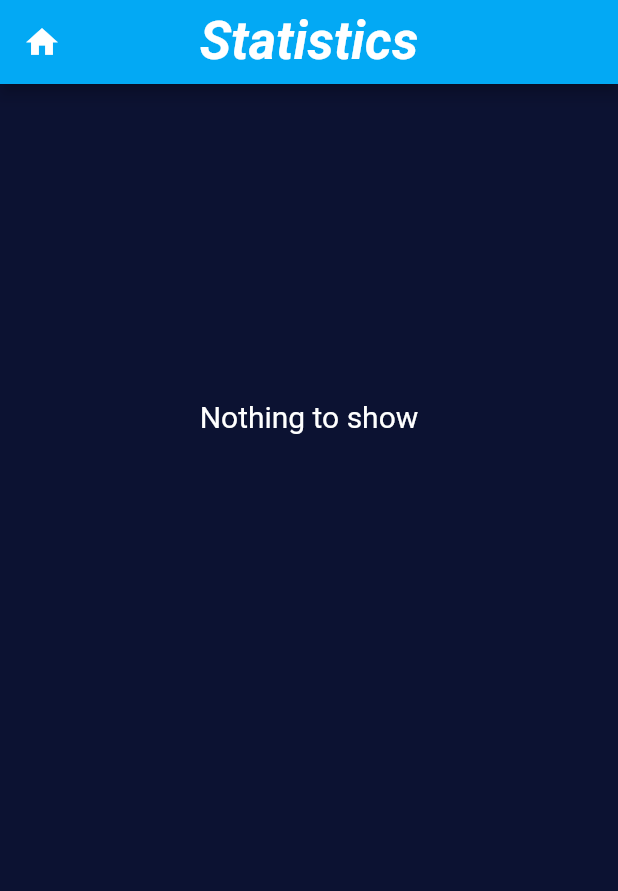
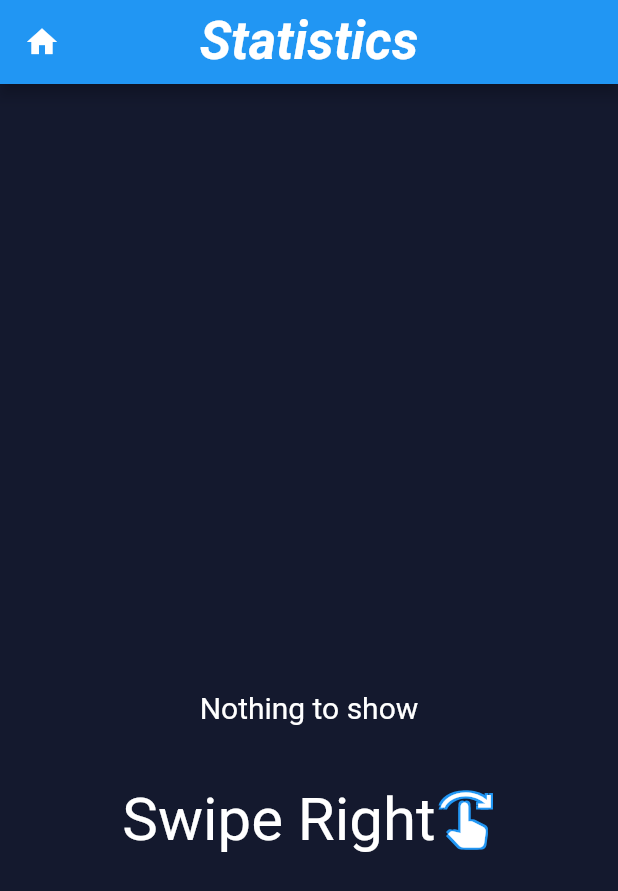
Before and after one commit to FEUP-LEIC-ES-2022-23/2LEIC16T5, a Flutter app: the screen it shows once a user with an empty profile is signed in, after a tap on "Statistics", on a phone screen of 412 x 824 dp. Shown: the top 891 px of the screen. Run offline on Flutter 3.47's test engine with Material 2 defaults, Android fonts, the phone set to English and light mode, and no system bars; our stand-ins replace cloud_firestore, csv, firebase_auth, firebase_core, fl_chart, flutter_colorpicker and 6 more; missing offline and left inert: firebase_core_platform_interface; accounts and stored records are empty.

Commit message:
updated statistics

```diff
--- a/app/lib/Viewer/BugetMenu.dart
+++ b/app/lib/Viewer/BugetMenu.dart
@@ -69,7 +69,7 @@ class BudgetMenuState extends State<BudgetMenu> {
 
   Widget buildBody(RemoteDBHelper db) {
     budgetMenuController.getTransactions(remoteDBHelper, getTransactions);
-    Timer timer = Timer(const Duration(seconds: 30), () {});
+    Timer timer = Timer(const Duration(seconds: 15), () {});
     return StreamBuilder<List<BudgetBarModel>>(
         stream: db.readBudgetBars(),
         builder: (BuildContext context,
--- a/app/lib/Viewer/MainMenu.dart
+++ b/app/lib/Viewer/MainMenu.dart
@@ -4,6 +4,7 @@ import 'package:es/Viewer/BugetMenu.dart';
 import 'package:es/Viewer/SavingsMenu.dart';
 import 'package:es/Viewer/SettingsMenu.dart';
 import 'package:es/Viewer/StatisticsMenu.dart';
+import 'package:es/Viewer/SwipableCharts.dart';
 import 'package:es/database/RemoteDBHelper.dart';
 import 'package:firebase_auth/firebase_auth.dart';
 import 'package:flutter/material.dart';
@@ -23,8 +24,9 @@ class MainMenu extends StatefulWidget {
 }
 
 class _MainMenuState extends State<MainMenu> {
-  RemoteDBHelper remoteDBHelper =
-      RemoteDBHelper(userInstance: FirebaseAuth.instance,firebaseInstance: FirebaseFirestore.instance);
+  RemoteDBHelper remoteDBHelper = RemoteDBHelper(
+      userInstance: FirebaseAuth.instance,
+      firebaseInstance: FirebaseFirestore.instance);
   static String _currency = '';
 
   @override
@@ -122,7 +124,7 @@ class _MainMenuState extends State<MainMenu> {
                     );
                   },
                   child: const Text('Savings', style: TextStyle(fontSize: 20))),
-              ElevatedButton(
+              /*  ElevatedButton(
                   style: ElevatedButton.styleFrom(
                       minimumSize: const Size(250, 35)),
                   onPressed: () {
@@ -133,7 +135,7 @@ class _MainMenuState extends State<MainMenu> {
                               const ChartsMenu(title: 'Charts')),
                     );
                   },
-                  child: const Text('Charts', style: TextStyle(fontSize: 20))),
+                  child: const Text('Charts', style: TextStyle(fontSize: 20))),*/
               ElevatedButton(
                   style: ElevatedButton.styleFrom(
                       minimumSize: const Size(250, 35)),
@@ -156,7 +158,7 @@ class _MainMenuState extends State<MainMenu> {
                     Navigator.push(
                       context,
                       MaterialPageRoute(
-                          builder: (context) => StatiscticsMenu(
+                          builder: (context) => SwipableCharts(
                                 title: 'Statistics',
                                 currency: _currency,
                               )),
--- a/app/lib/Viewer/SettingsPopUpViewer.dart
+++ b/app/lib/Viewer/SettingsPopUpViewer.dart
@@ -43,6 +43,7 @@ class SettingsPopUpViewer {
                       try {
                         RemoteDBHelper(userInstance: FirebaseAuth.instance,firebaseInstance: FirebaseFirestore.instance)
                             .userResetData();
+
                         Navigator.of(context).pop();
                         deletdData(context);
                       } catch (e) {
--- a/app/lib/Viewer/StatisticsMenu.dart
+++ b/app/lib/Viewer/StatisticsMenu.dart
@@ -12,9 +12,11 @@ class StatiscticsMenu extends StatefulWidget {
     super.key,
     required this.title,
     required this.currency,
+    required this.swipped,
   });
   final String currency;
   final String title;
+  final bool swipped;
 
   @override
   State<StatiscticsMenu> createState() => StatiscticsMenuState();
@@ -23,39 +25,51 @@ class StatiscticsMenu extends StatefulWidget {
 class StatiscticsMenuState extends State<StatiscticsMenu> {
   bool totalLimitEdited = false;
 
-  RemoteDBHelper remoteDBHelper =
-      RemoteDBHelper(userInstance: FirebaseAuth.instance,firebaseInstance: FirebaseFirestore.instance);
+  RemoteDBHelper remoteDBHelper = RemoteDBHelper(
+      userInstance: FirebaseAuth.instance,
+      firebaseInstance: FirebaseFirestore.instance);
   @override
   Widget build(BuildContext context) {
-    return Scaffold(
-        backgroundColor: const Color.fromARGB(255, 12, 18, 50),
-        appBar: AppBar(
-          backgroundColor: Colors.lightBlue,
-          title: Text(widget.title,
-              style: const TextStyle(
-                  fontSize: 35,
-                  fontWeight: FontWeight.bold,
-                  fontStyle: FontStyle.italic)),
-          centerTitle: true,
-          leading: IconButton(
-            onPressed: () {
-              if (Navigator.canPop(context)) {
-                Navigator.pop(context);
-              }
-            },
-            icon: const Icon(Icons.home, color: Colors.white, size: 25),
-          ),
+    return Column(
+      mainAxisAlignment: MainAxisAlignment.center,
+      children: [
+        buildPieChart(remoteDBHelper, context),
+        const SizedBox(
+          height: 40,
         ),
-        body: SingleChildScrollView(
-            child: Column(
-          mainAxisAlignment: MainAxisAlignment.center,
-          children: [
-            SizedBox(
-              height: 60,
-            ),
-            buildPieChart(remoteDBHelper, context),
-          ],
-        )));
+        widget.swipped
+            ? const Text('')
+            : Row(mainAxisAlignment: MainAxisAlignment.center, children: const [
+                Text(
+                  'Swipe Right',
+                  style: TextStyle(color: Colors.white, fontSize: 40),
+                ),
+                Icon(
+                  Icons.swipe_right,
+                  size: 40,
+                  color: Colors.white,
+                  shadows: [
+                    Shadow(
+                        // bottomLeft
+                        offset: Offset(-1.5, -1.5),
+                        color: Colors.blue),
+                    Shadow(
+                        // bottomRight
+                        offset: Offset(1.5, -1.5),
+                        color: Colors.blue),
+                    Shadow(
+                        // topRight
+                        offset: Offset(1.5, 1.5),
+                        color: Colors.blue),
+                    Shadow(
+                        // topLeft
+                        offset: Offset(-1.5, 1.5),
+                        color: Colors.blue),
+                  ],
+                )
+              ]),
+      ],
+    );
   }
 
   Widget buildPieChart(RemoteDBHelper db, BuildContext context) {
--- /dev/null
+++ b/app/lib/Viewer/SwipableCharts.dart
@@ -0,0 +1,79 @@
+import 'dart:async';
+import 'dart:math';
+
+import 'package:cloud_firestore/cloud_firestore.dart';
+import 'package:es/Controller/BudgetMenuController.dart';
+import 'package:es/Viewer/ChartsMenu.dart';
+import 'package:es/Viewer/StatisticsMenu.dart';
+import 'package:es/database/RemoteDBHelper.dart';
+import 'package:firebase_auth/firebase_auth.dart';
+import 'package:flutter/material.dart';
+import 'package:fl_chart/fl_chart.dart';
+import 'package:percent_indicator/circular_percent_indicator.dart';
+
+import '../Model/BudgetBarModel.dart';
+import '../Model/TransactionsModel.dart';
+import 'Elements/BarGraph.dart';
+
+class SwipableCharts extends StatefulWidget {
+  const SwipableCharts(
+      {super.key, required this.title, required this.currency});
+  final String currency;
+  final String title;
+
+  @override
+  State<SwipableCharts> createState() => SwipableChartsState();
+}
+
+class SwipableChartsState extends State<SwipableCharts> {
+  bool swipped = false;
+
+  @override
+  Widget build(BuildContext context) {
+    return Listener(
+      onPointerMove: (details) {
+        if (details.delta.dx < 0) {
+          setState(() {
+            swipped = true;
+          });
+        }
+      },
+      child: Scaffold(
+          appBar: AppBar(
+            title: Text(widget.title,
+                style: const TextStyle(
+                    fontSize: 35,
+                    fontWeight: FontWeight.bold,
+                    fontStyle: FontStyle.italic)),
+            centerTitle: true,
+            leading: IconButton(
+              icon: const Icon(
+                Icons.home,
+                color: Colors.white,
+              ),
+              onPressed: () {
+                if (Navigator.canPop(context)) {
+                  Navigator.pop(context);
+                }
+              },
+            ),
+          ),
+          backgroundColor: const Color.fromRGBO(20, 25, 46, 1.0),
+          body: PageView(
+            scrollDirection: Axis.horizontal,
+            children: [
+              swipped
+                  ? StatiscticsMenu(
+                      title: 'Statistics',
+                      currency: widget.currency,
+                      swipped: true)
+                  : StatiscticsMenu(
+                      title: 'statistics',
+                      currency: widget.currency,
+                      swipped: false),
+              const ChartsMenu(title: 'Charts')
+            ],
+          )),
+    );
+  }
+}
```
Also changed, not shown: app/lib/Viewer/ChartsMenu.dart (+40 -62 lines), app/lib/database/RemoteDBHelper.dart (+19 -1 lines), 1 other file.
